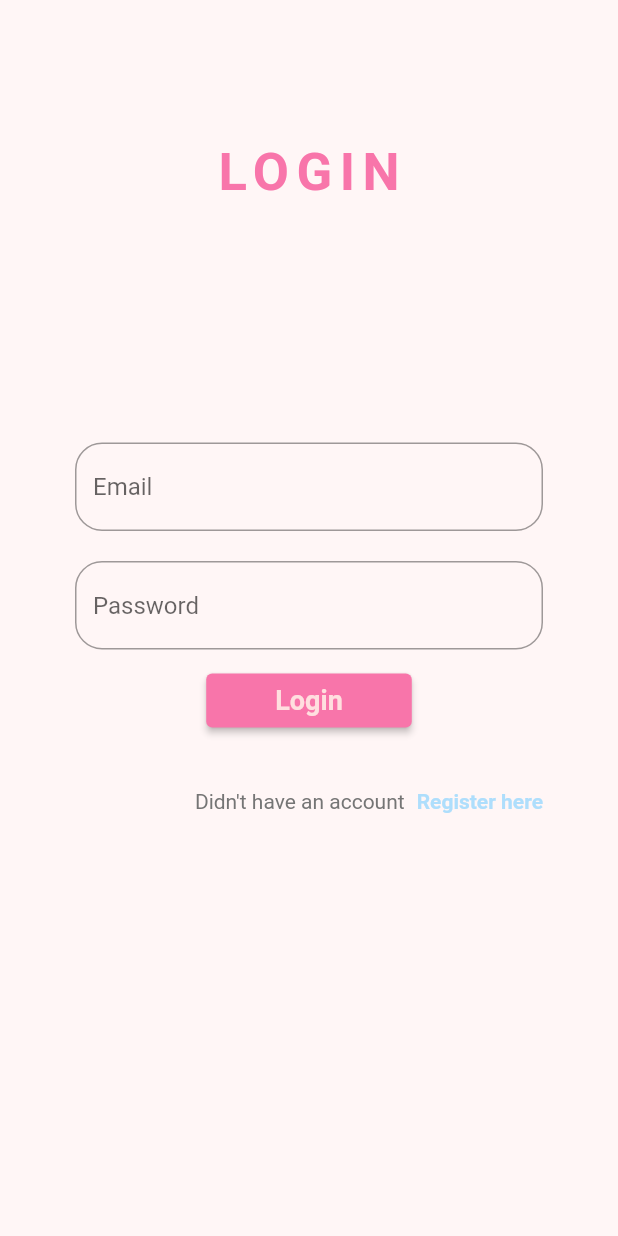
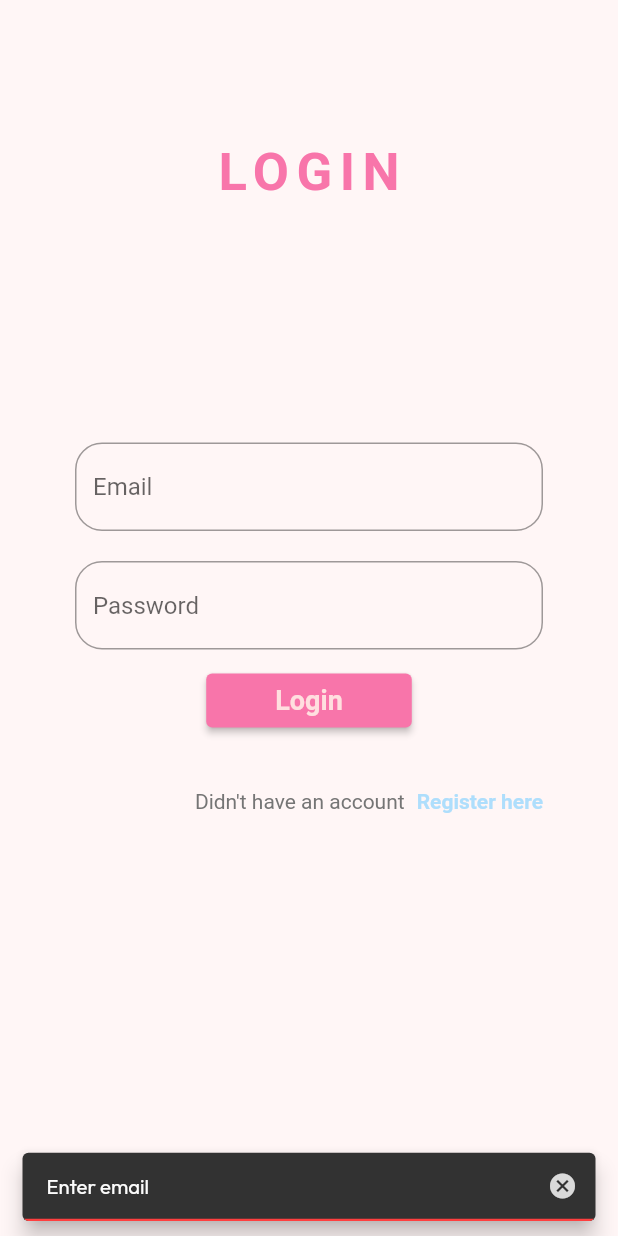
Before and after one commit to insfirred/handl-social-media-app-, a Flutter app: the screen it shows after launch, after a tap on "Login", on a phone screen of 412 x 824 dp. Run offline on Flutter 3.47's test engine with Material 2 defaults, Android fonts, the phone set to English and light mode, and no system bars; our stand-ins replace auto_route, cloud_firestore, email_validator, firebase_auth, firebase_core, flutter_riverpod and 3 more; accounts and stored records are empty; Roboto replaces fonts that are missing (Dosis).

Commit message:
fixed flow of navigating

```diff
--- /dev/null
+++ b/lib/scr/services/cloud_firestore.dart
@@ -0,0 +1,6 @@
+import 'package:cloud_firestore/cloud_firestore.dart';
+import 'package:flutter_riverpod/flutter_riverpod.dart';
+
+final firestoreProvider = Provider<FirebaseFirestore>(
+  (ref) => FirebaseFirestore.instance,
+);
--- a/lib/scr/ui/auth/auth_view_model.dart
+++ b/lib/scr/ui/auth/auth_view_model.dart
@@ -60,6 +60,7 @@ class AuthViewModel extends StateNotifier<AuthViewState> {
   setAuthViewStatus(AuthViewStatus status) =>
       state = state.copyWith(status: status);
 
+  /// creates a user account in firebase auth
   register() async {
     if (!_validationOnRegister()) return;
     try {
@@ -80,6 +81,32 @@ class AuthViewModel extends StateNotifier<AuthViewState> {
       print(e);
     }
     print('No validation error, initiating registration!!!');
+  }
+
+  /// login user in app
+  login() async {
+    if (!_validationOnLogin()) return;
+    try {
+      final credential = await FirebaseAuth.instance.signInWithEmailAndPassword(
+        email: state.email,
+        password: state.password,
+      );
+      ref
+          .read(appRepositoryProvider.notifier)
+          .setAppStatus(AppStatus.authenticatedWithNoUserData);
+    } on FirebaseAuthException catch (e) {
+      if (e.code == 'user-not-found') {
+        _setError('No user found for that email.');
+        print('No user found for that email.');
+      } else if (e.code == 'wrong-password') {
+        _setError('Wrong password provided for that user.');
+        print('Wrong password provided for that user.');
+      }
+    } catch (e) {
+      _setError(e.toString());
+      print(e);
+    }
+    print('No validation error, initiating login!!!');
   }
 
   /// returns true if there is no validation error
@@ -108,6 +135,32 @@ class AuthViewModel extends StateNotifier<AuthViewState> {
     if (state.password != state.confirmPassword) {
       _setError('Confirm password doesn\'t matches');
       print('Confirm password doesn\'t matches');
+      return false;
+    }
+    return true;
+  }
+
+  /// returns true if there is no validation error
+  bool _validationOnLogin() {
+    if (state.email.isEmpty) {
+      _setError('Enter email');
+      print('Enter email');
+      return false;
+    }
+    // TODO: Email validation
+    if (!EmailValidator.validate(state.email)) {
+      _setError('Enter a valid email');
+      print('Enter a valid email');
+      return false;
+    }
+    if (state.password.isEmpty) {
+      _setError('Enter password');
+      print('Enter password');
+      return false;
+    }
+    if (state.password.length < 6 || state.password.length > 14) {
+      _setError('Enter a password of length of 4 - 16 characters.');
+      print('Enter a password of length of 4 - 16 characters.');
       return false;
     }
     return true;
--- a/lib/scr/ui/auth/views/login_view.dart
+++ b/lib/scr/ui/auth/views/login_view.dart
@@ -83,7 +83,7 @@ class _LoginViewState extends ConsumerState<LoginView> {
           ),
           const SizedBox(height: 10),
           ElevatedButton(
-            onPressed: () {},
+            onPressed: () => ref.read(authViewModelProvider.notifier).login(),
             child: Padding(
               padding: const EdgeInsets.symmetric(horizontal: 30),
               child: Text(
--- a/lib/scr/ui/create_username/create_username_view.dart
+++ b/lib/scr/ui/create_username/create_username_view.dart
@@ -10,7 +10,7 @@ class CreateUsernameView extends StatelessWidget {
     return const Scaffold(
       body: SafeArea(
         child: Center(
-          child: Text('Home View'),
+          child: Text('Create Username View'),
         ),
       ),
     );
--- a/pubspec.yaml
+++ b/pubspec.yaml
@@ -43,6 +43,7 @@ dependencies:
   json_serializable: ^6.7.1
   shared_preferences: ^2.2.2
   email_validator: ^2.1.17
+  cloud_firestore: ^4.12.1
 
 dev_dependencies:
   flutter_test:
```
Also changed, not shown: lib/scr/models/user.dart (added, +20 -0 lines), lib/scr/repositories/app_repository.dart (+30 -8 lines), lib/scr/ui/home/home_view.dart (+27 -4 lines), lib/scr/models/user.g.dart (added), pubspec.lock, 1 other file.
